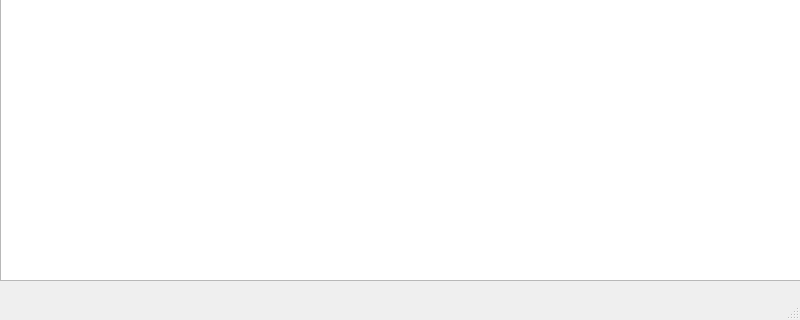
The window that mainwindow.ui (offtirael/WordChain) describes before a commit, drawn with Qt 5; both pictures show x 0 to 800 and y 280 to 600 of the 800 by 600 pixel window.
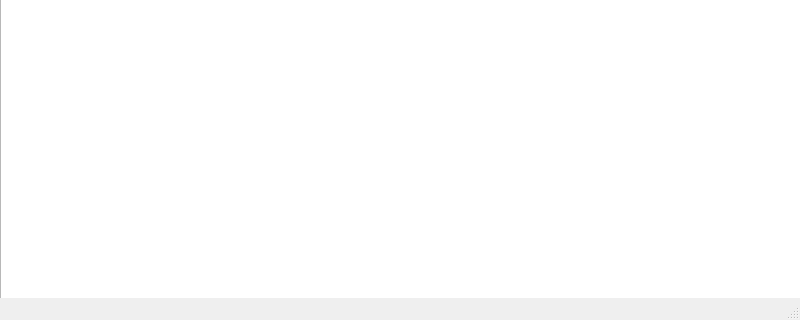
The same window after the commit.

Patch:
```diff
--- a/mainwindow.ui
+++ b/mainwindow.ui
@@ -20,7 +20,7 @@
       <x>0</x>
       <y>0</y>
       <width>801</width>
-      <height>561</height>
+      <height>581</height>
      </rect>
     </property>
    </widget>
```
